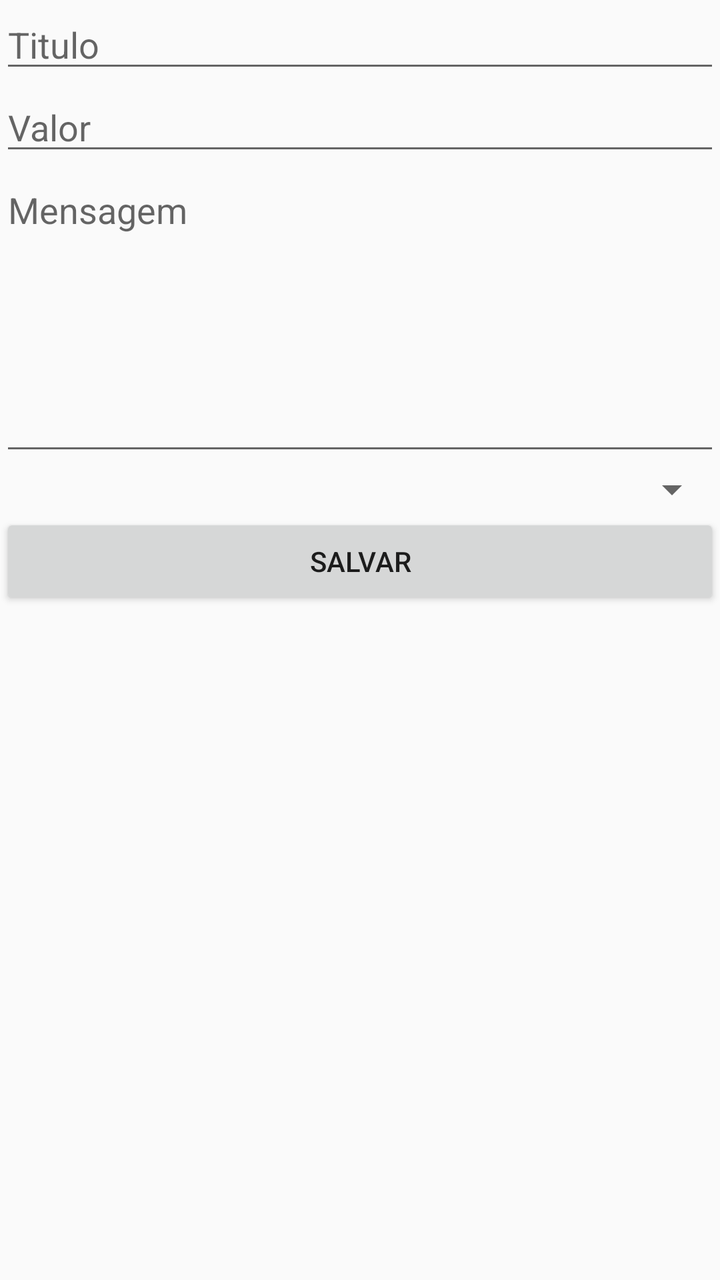
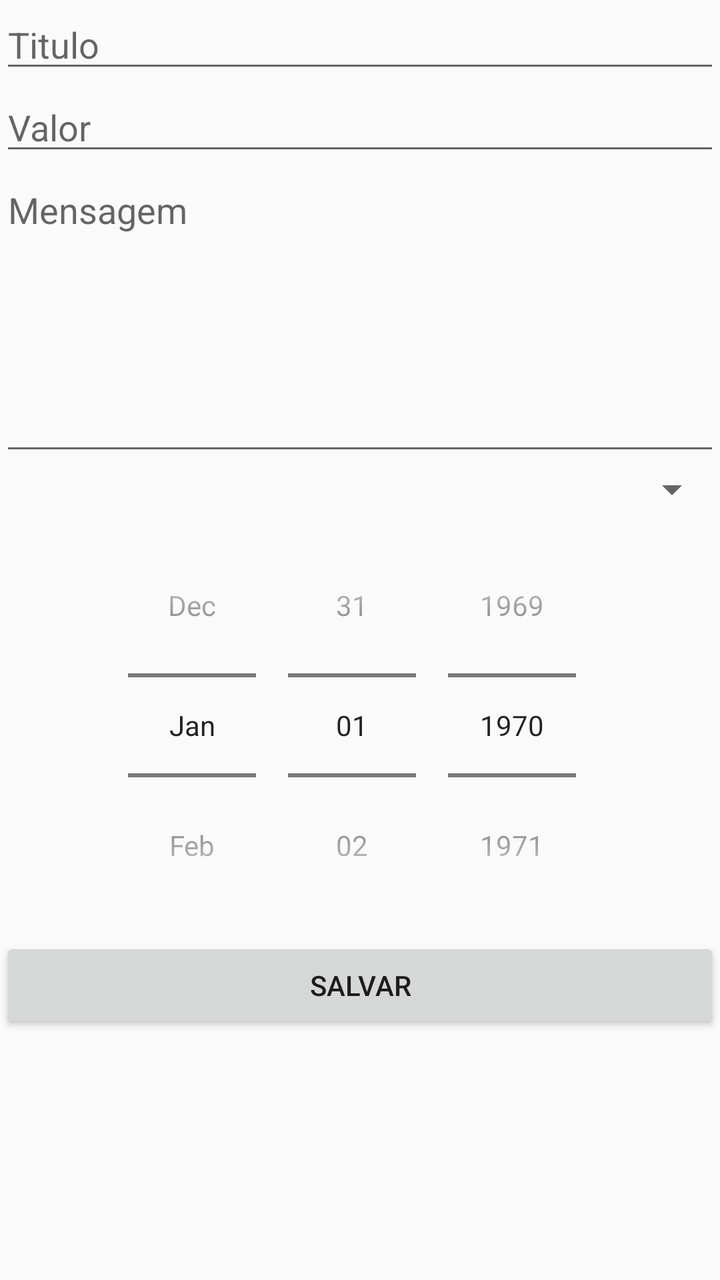

Compare the two renders of this Android layout. The source of the first and the diff that turns it into the second are given below.
<!-- AndroidManifest.xml: application theme AppTheme -->
<!-- res/layout/activity_cadastro.xml -->
<?xml version="1.0" encoding="utf-8"?>
<android.support.constraint.ConstraintLayout xmlns:android="http://schemas.android.com/apk/res/android"
    xmlns:tools="http://schemas.android.com/tools"
    android:layout_width="match_parent"
    android:layout_height="match_parent"
    tools:context=".CadastroActivity">
    <LinearLayout
        android:layout_width="match_parent"
        android:layout_height="wrap_content"
        android:orientation="vertical">
        <EditText android:id="@+id/txtTitulo" android:layout_width="match_parent" android:layout_height="wrap_content" android:hint="Titulo" />
        <EditText android:id="@+id/txtValor" android:layout_width="match_parent" android:layout_height="wrap_content" android:hint="Valor" android:inputType="numberDecimal" />
        <EditText android:id="@+id/txtMensagem" android:layout_width="match_parent" android:layout_height="150dp" android:gravity="top" android:hint="Mensagem" android:inputType="text|textMultiLine" />
        <Spinner android:id="@+id/spnConvidado" android:layout_width="match_parent" android:layout_height="wrap_content" />
        <Button android:id="@+id/btnSalvar" android:layout_width="match_parent" android:layout_height="wrap_content" android:onClick="salvar" android:text="Salvar" />
    </LinearLayout>
</android.support.constraint.ConstraintLayout>
<!-- resources referenced by this layout -->
<resources>
  <style name="AppTheme" parent="Theme.AppCompat.Light.DarkActionBar">
          
          <item name="colorPrimary">@color/colorPrimary</item>
          <item name="colorPrimaryDark">@color/colorPrimaryDark</item>
          <item name="colorAccent">@color/colorAccent</item>
      </style>
  <color name="colorPrimary">#008577</color>
  <color name="colorPrimaryDark">#00574B</color>
  <color name="colorAccent">#D81B60</color>
</resources>

<!-- the commit's change to res/layout/activity_cadastro.xml (unified diff, before → after) -->
@@ -12,6 +12,7 @@
         <EditText android:id="@+id/txtValor" android:layout_width="match_parent" android:layout_height="wrap_content" android:hint="Valor" android:inputType="numberDecimal" />
         <EditText android:id="@+id/txtMensagem" android:layout_width="match_parent" android:layout_height="150dp" android:gravity="top" android:hint="Mensagem" android:inputType="text|textMultiLine" />
         <Spinner android:id="@+id/spnConvidado" android:layout_width="match_parent" android:layout_height="wrap_content" />
+        <DatePicker android:id="@+id/dpData" android:layout_width="match_parent" android:layout_height="wrap_content" android:datePickerMode="spinner" android:calendarViewShown="false" />
         <Button android:id="@+id/btnSalvar" android:layout_width="match_parent" android:layout_height="wrap_content" android:onClick="salvar" android:text="Salvar" />
     </LinearLayout>
 </android.support.constraint.ConstraintLayout>
